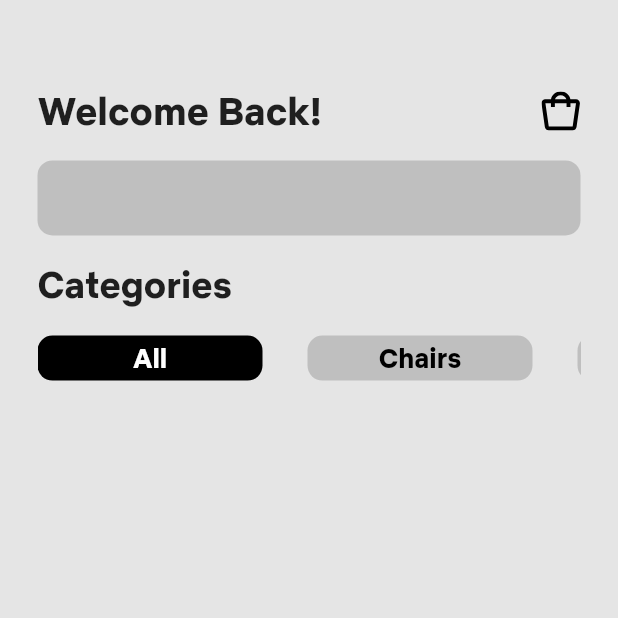
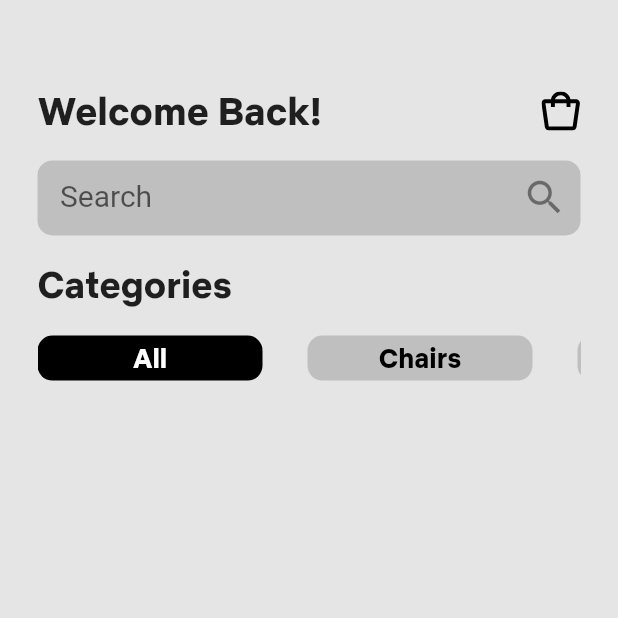
Before and after one commit to akilvishnum/cARt, a Flutter app: the HomePage screen opened directly, on a phone screen of 412 x 824 dp, the top half of it. Run offline on Flutter 3.47's test engine with Material 2 defaults, Android fonts, the phone set to English and light mode, and no system bars; our stand-ins replace cloud_firestore, firebase_auth, firebase_core, flutter_svg, fluttertoast, palette_generator and 1 more; missing offline and left inert: flutter_unity, flutter_unity_widget; accounts and stored records are empty.

Commit message:
Search box and icon added

```diff
--- a/cart/lib/screens/HomePage.dart
+++ b/cart/lib/screens/HomePage.dart
@@ -139,10 +139,23 @@ class _HomePageState extends State<HomePage> {
                       child: Container(
                         child: TextFormField(
                           onChanged: (val) {
-                            //email = val;
+                            print(categories
+                                .where((item) => item
+                                    .toLowerCase()
+                                    .contains(val.toLowerCase()))
+                                .toList());
                           },
                           decoration: const InputDecoration(
+                            contentPadding: EdgeInsets.all(15),
+                            hintText: "Search",
+                            hintStyle: TextStyle(fontSize: 20),
                             border: InputBorder.none,
+                            suffixIcon: InkWell(
+                              child: Icon(
+                                Icons.search,
+                                size: 30,
+                              ),
+                            ),
                           ),
                           //validator: (agentName) {},
                         ),
```
